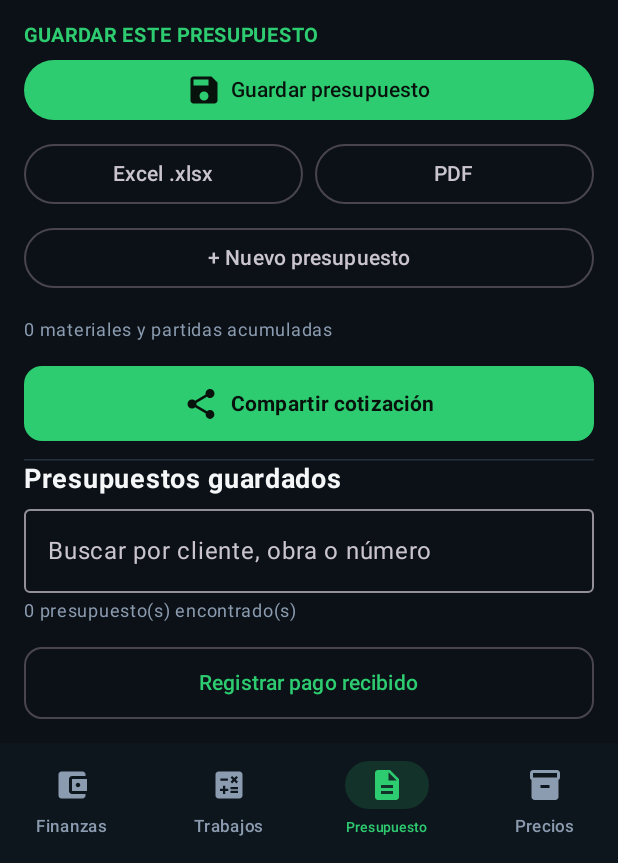
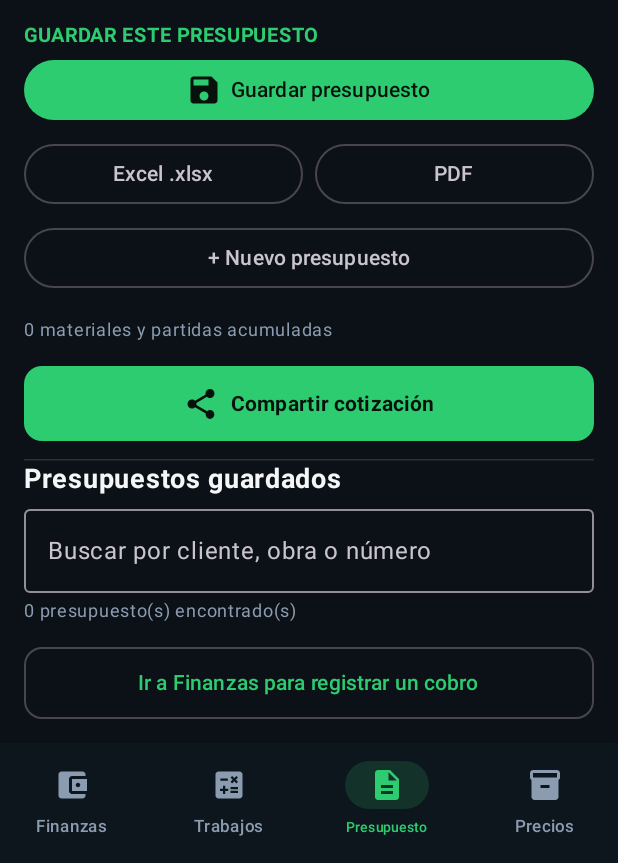
Before and after one commit to rarce-75-AI/CalculadoraPro, an Android app built with Jetpack Compose: the screen it shows after launch (MainActivity), item 3 of the bottom bar chosen, scrolled down 251 dp, on a phone screen of 412 x 824 dp, the part 373-1236 px from its top. Run offline under Robolectric (Android 15) with nearby library versions, the phone set to English and light mode, and no system bars.

Commit message:
Corregir flujo de pagos: cotizar no registra dinero, ir a Finanzas por obra

```diff
--- a/app/src/main/java/cl/rarce/calculadorapro/MainActivity.kt
+++ b/app/src/main/java/cl/rarce/calculadorapro/MainActivity.kt
@@ -737,7 +737,6 @@ fun PresupuestoScreen(
     val totalMateriales = items.sumOf { it.total }
     val totalManoObra = manoDeObra.toIntOrNull()?.coerceAtLeast(0) ?: 0
     val granTotal = (totalMateriales.toLong() + totalManoObra.toLong()).coerceAtMost(Int.MAX_VALUE.toLong()).toInt()
-    var confirmarCobro by remember { mutableStateOf(false) }
     var confirmarNuevo by remember { mutableStateOf(false) }
     var presupuestoAEliminar by remember { mutableStateOf<Long?>(null) }
     var buscarPresupuesto by remember { mutableStateOf("") }
@@ -990,11 +989,11 @@ fun PresupuestoScreen(
         }
         item {
             OutlinedButton(
-                onClick = { confirmarCobro = true },
+                onClick = { onGuardarEnFinanzas(granTotal) },
                 modifier = Modifier.fillMaxWidth().height(48.dp),
                 shape = RoundedCornerShape(12.dp)
             ) {
-                Text("Registrar pago recibido", color = AccentGreen)
+                Text("Ir a Finanzas para registrar un cobro", color = AccentGreen)
             }
         }
     }
@@ -1025,15 +1024,6 @@ fun PresupuestoScreen(
                 onEliminar(id); presupuestoAEliminar = null; mensaje = "Presupuesto eliminado."
             }) { Text("Eliminar") } },
             dismissButton = { TextButton(onClick = { presupuestoAEliminar = null }) { Text("Cancelar") } })
-    }
-    if (confirmarCobro) {
-        AlertDialog(onDismissRequest = { confirmarCobro = false },
-            title = { Text("¿Recibiste el pago?") },
-            text = { Text("Registrar una cotización como ingreso altera el saldo. Confirma solamente si el cliente ya pagó el monto completo.") },
-            confirmButton = { Button(onClick = {
-                onGuardarEnFinanzas(granTotal); confirmarCobro = false
-            }) { Text("Sí, pago recibido") } },
-            dismissButton = { TextButton(onClick = { confirmarCobro = false }) { Text("Cancelar") } })
     }
 }
 
```
